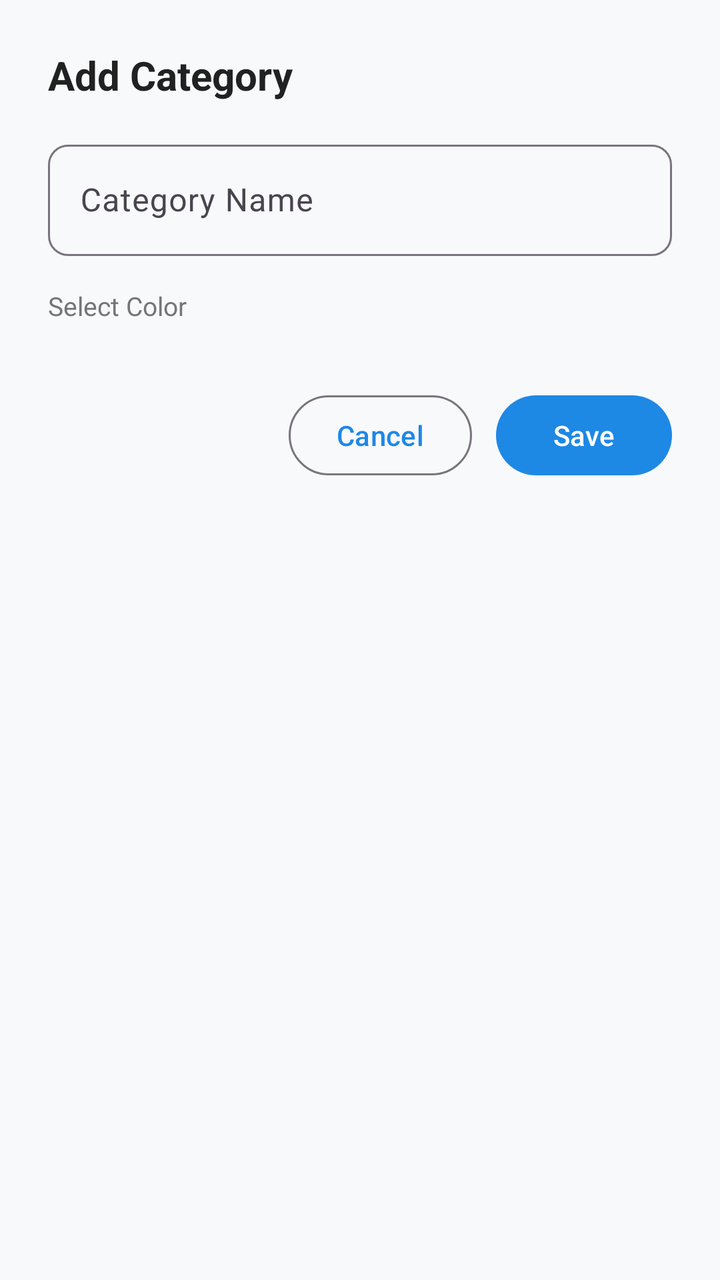
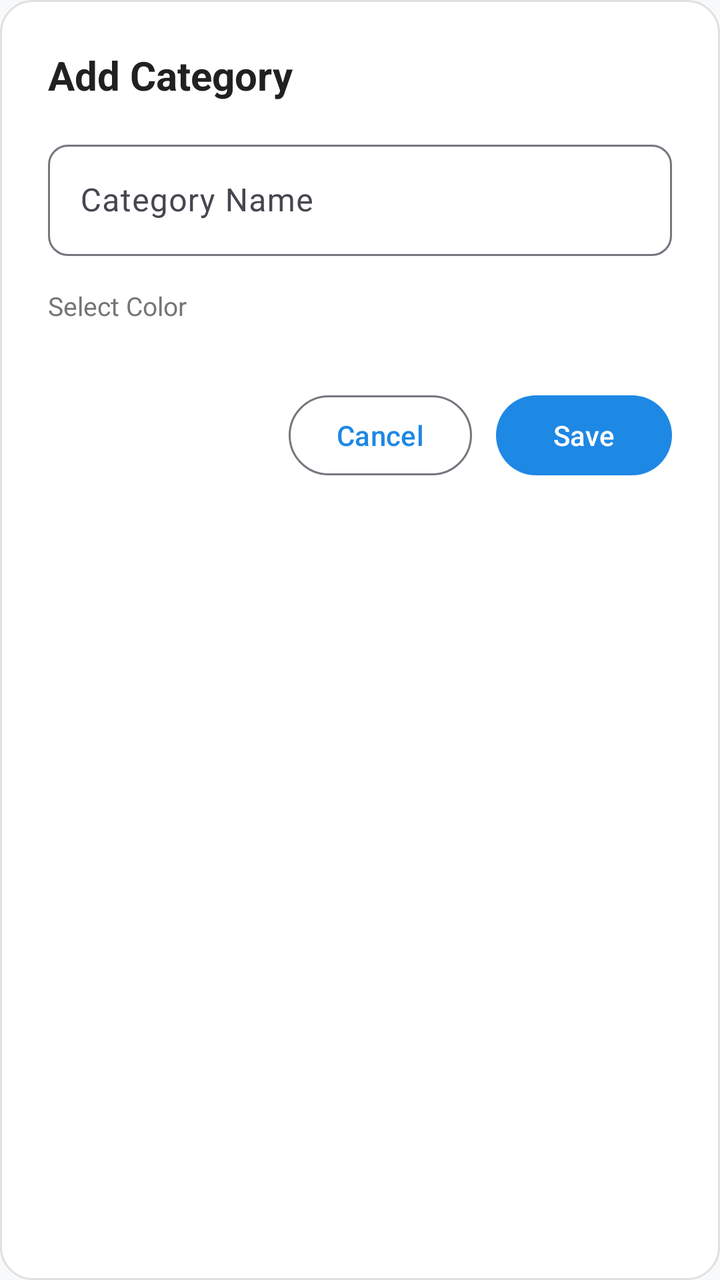

The first picture is an Android layout as it rendered before a commit; the second is the same layout after the commit. The layout source and the unified diff follow.
<!-- AndroidManifest.xml: application theme Theme.MonthlyExpenseTracker -->
<!-- res/layout/dialog_add_category.xml -->
<?xml version="1.0" encoding="utf-8"?>
<LinearLayout
    xmlns:android="http://schemas.android.com/apk/res/android"
    xmlns:app="http://schemas.android.com/apk/res-auto"
    android:layout_width="match_parent"
    android:layout_height="wrap_content"
    android:orientation="vertical"
    android:padding="24dp">

    <TextView
        android:layout_width="match_parent"
        android:layout_height="wrap_content"
        android:text="@string/add_category"
        android:textColor="@color/text_primary"
        android:textSize="20sp"
        android:textStyle="bold"
        android:layout_marginBottom="16dp" />

    <com.google.android.material.textfield.TextInputLayout
        android:id="@+id/til_cat_name"
        style="@style/Widget.Material3.TextInputLayout.OutlinedBox"
        android:layout_width="match_parent"
        android:layout_height="wrap_content"
        android:layout_marginBottom="16dp"
        app:boxCornerRadiusBottomEnd="10dp"
        app:boxCornerRadiusBottomStart="10dp"
        app:boxCornerRadiusTopEnd="10dp"
        app:boxCornerRadiusTopStart="10dp">

        <com.google.android.material.textfield.TextInputEditText
            android:id="@+id/et_cat_name"
            android:layout_width="match_parent"
            android:layout_height="wrap_content"
            android:hint="@string/category_name_label"
            android:inputType="textCapWords"
            android:maxLines="1" />
    </com.google.android.material.textfield.TextInputLayout>

    <TextView
        android:layout_width="match_parent"
        android:layout_height="wrap_content"
        android:text="Select Color"
        android:textColor="@color/text_secondary"
        android:textSize="13sp"
        android:layout_marginBottom="8dp" />

    
    <HorizontalScrollView
        android:layout_width="match_parent"
        android:layout_height="wrap_content"
        android:scrollbars="none"
        android:layout_marginBottom="24dp">

        <RadioGroup
            android:id="@+id/rg_colors"
            android:layout_width="wrap_content"
            android:layout_height="wrap_content"
            android:orientation="horizontal" />
    </HorizontalScrollView>

    <LinearLayout
        android:layout_width="match_parent"
        android:layout_height="wrap_content"
        android:gravity="end"
        android:orientation="horizontal">

        <com.google.android.material.button.MaterialButton
            android:id="@+id/btn_cancel_category"
            style="?attr/materialButtonOutlinedStyle"
            android:layout_width="wrap_content"
            android:layout_height="wrap_content"
            android:layout_marginEnd="12dp"
            android:text="@string/cancel" />

        <com.google.android.material.button.MaterialButton
            android:id="@+id/btn_save_category"
            android:layout_width="wrap_content"
            android:layout_height="wrap_content"
            android:text="@string/save" />
    </LinearLayout>
</LinearLayout>
<!-- resources referenced by this layout -->
<resources>
  <style name="Theme.MonthlyExpenseTracker" parent="Theme.Material3.DayNight.NoActionBar">
          <item name="colorPrimary">@color/primary</item>
          <item name="colorOnPrimary">#FFFFFF</item>
          <item name="colorPrimaryContainer">@color/primary_container</item>
          <item name="colorOnPrimaryContainer">@color/on_primary_container</item>
  
          <item name="colorSecondary">@color/secondary</item>
          <item name="colorOnSecondary">#FFFFFF</item>
          <item name="colorSecondaryContainer">@color/secondary_container</item>
          <item name="colorOnSecondaryContainer">@color/on_secondary_container</item>
  
          <item name="android:colorBackground">@color/background</item>
          <item name="colorSurface">@color/surface</item>
          <item name="colorSurfaceVariant">@color/surface_variant</item>
  
          <item name="android:statusBarColor">@color/surface</item>
          <item name="android:windowLightStatusBar">true</item>
      </style>
  <!-- unchanged entries left out for length: 15 -->
</resources>

<!-- the commit's change to res/layout/dialog_add_category.xml (unified diff, before → after) -->
@@ -5,6 +5,7 @@
     android:layout_width="match_parent"
     android:layout_height="wrap_content"
     android:orientation="vertical"
+    android:background="@drawable/bg_dialog_rounded"
     android:padding="24dp">
 
     <TextView
<!-- resource entries referenced after the edit -->
@@ -1,5 +1,15 @@
 <!-- resources referenced by this layout -->
 <resources>
+  <!-- drawable bg_dialog_rounded (drawable) -->
+  <?xml version="1.0" encoding="utf-8"?>
+  <shape xmlns:android="http://schemas.android.com/apk/res/android"
+      android:shape="rectangle">
+      <solid android:color="@color/surface" />
+      <corners android:radius="16dp" />
+      <stroke
+          android:width="1dp"
+          android:color="@color/card_border" />
+  </shape>
   <style name="Theme.MonthlyExpenseTracker" parent="Theme.Material3.DayNight.NoActionBar">
           <item name="colorPrimary">@color/primary</item>
           <item name="colorOnPrimary">#FFFFFF</item>
@@ -17,6 +27,73 @@
   
           <item name="android:statusBarColor">@color/surface</item>
           <item name="android:windowLightStatusBar">true</item>
+  
+          
+          <item name="popupMenuStyle">@style/Widget.MonthlyExpenseTracker.PopupMenu</item>
+          <item name="actionOverflowMenuStyle">@style/Widget.MonthlyExpenseTracker.PopupMenu.Overflow</item>
+          <item name="android:popupElevation">6dp</item>
+  
+          
+          <item name="materialAlertDialogTheme">@style/ThemeOverlay.MonthlyExpenseTracker.MaterialAlertDialog</item>
+          <item name="alertDialogTheme">@style/ThemeOverlay.MonthlyExpenseTracker.MaterialAlertDialog</item>
+          <item name="android:datePickerDialogTheme">@style/ThemeOverlay.MonthlyExpenseTracker.DatePickerDialog</item>
+      </style>
+  <color name="card_border">#E0E0E0</color>
+  <style name="Widget.MonthlyExpenseTracker.PopupMenu" parent="Widget.Material3.PopupMenu">
+          <item name="android:popupBackground">@drawable/bg_popup_menu</item>
+          <item name="android:popupElevation">6dp</item>
+      </style>
+  <style name="Widget.MonthlyExpenseTracker.PopupMenu.Overflow" parent="Widget.Material3.PopupMenu.Overflow">
+          <item name="android:popupBackground">@drawable/bg_popup_menu</item>
+          <item name="android:popupElevation">6dp</item>
+      </style>
+  <style name="ThemeOverlay.MonthlyExpenseTracker.MaterialAlertDialog" parent="ThemeOverlay.Material3.MaterialAlertDialog">
+          <item name="shapeAppearance">@style/ShapeAppearance.MonthlyExpenseTracker.Dialog</item>
+          <item name="colorSurface">@color/surface</item>
+          <item name="android:backgroundDimAmount">0.5</item>
+          <item name="materialAlertDialogTitleTextStyle">@style/MonthlyExpenseTracker.DialogTitle</item>
+          <item name="materialAlertDialogBodyTextStyle">@style/MonthlyExpenseTracker.DialogBody</item>
+          <item name="buttonBarPositiveButtonStyle">@style/Widget.MonthlyExpenseTracker.DialogButton.Positive</item>
+          <item name="buttonBarNegativeButtonStyle">@style/Widget.MonthlyExpenseTracker.DialogButton.Negative</item>
+      </style>
+  <style name="ThemeOverlay.MonthlyExpenseTracker.DatePickerDialog" parent="ThemeOverlay.Material3.MaterialAlertDialog">
+          <item name="colorSurface">@color/surface</item>
+          <item name="colorPrimary">@color/primary</item>
+          <item name="shapeAppearance">@style/ShapeAppearance.MonthlyExpenseTracker.Dialog</item>
+      </style>
+  <!-- drawable bg_popup_menu (drawable) -->
+  <?xml version="1.0" encoding="utf-8"?>
+  <shape xmlns:android="http://schemas.android.com/apk/res/android"
+      android:shape="rectangle">
+      <solid android:color="@color/surface" />
+      <corners android:radius="14dp" />
+      <stroke
+          android:width="1dp"
+          android:color="@color/card_border" />
+      <padding
+          android:left="4dp"
+          android:top="6dp"
+          android:right="4dp"
+          android:bottom="6dp" />
+  </shape>
+  <style name="ShapeAppearance.MonthlyExpenseTracker.Dialog" parent="ShapeAppearance.Material3.Corner.Medium">
+          <item name="cornerSize">16dp</item>
+      </style>
+  <style name="MonthlyExpenseTracker.DialogTitle" parent="MaterialAlertDialog.Material3.Title.Text">
+          <item name="android:textColor">@color/text_primary</item>
+          <item name="android:textSize">18sp</item>
+          <item name="android:textStyle">bold</item>
+      </style>
+  <style name="MonthlyExpenseTracker.DialogBody" parent="MaterialAlertDialog.Material3.Body.Text">
+          <item name="android:textColor">@color/text_secondary</item>
+          <item name="android:textSize">14sp</item>
+      </style>
+  <style name="Widget.MonthlyExpenseTracker.DialogButton.Positive" parent="Widget.Material3.Button.TextButton.Dialog">
+          <item name="android:textColor">@color/primary</item>
+          <item name="android:textStyle">bold</item>
+      </style>
+  <style name="Widget.MonthlyExpenseTracker.DialogButton.Negative" parent="Widget.Material3.Button.TextButton.Dialog">
+          <item name="android:textColor">@color/text_secondary</item>
       </style>
   <!-- unchanged entries left out for length: 15 -->
 </resources>
